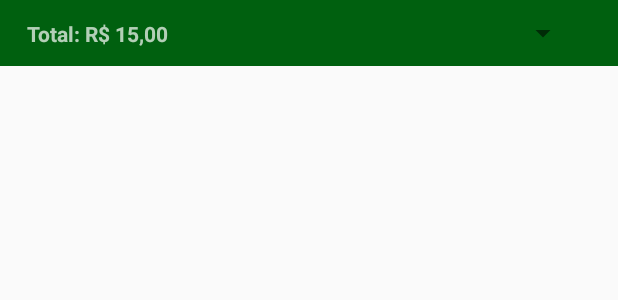
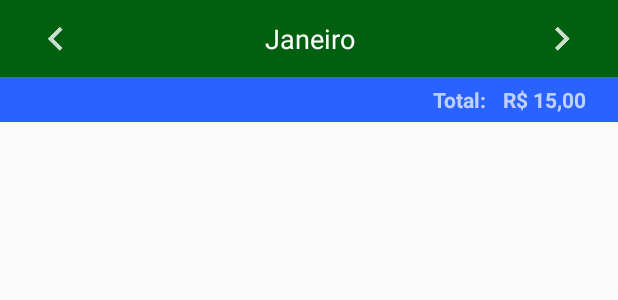
Before and after one commit to adilson-utiama/financasok, an Android app: the layout fragment_receitas.xml on its own in the app's theme, with its tools: preview values and no code run, on a phone screen of 412 x 824 dp. Shown: the top 300 px of the screen. Run offline under Robolectric (Android 15) with nearby library versions, the phone set to English and light mode, and no system bars; Roboto replaces fonts that are not available here.

Commit message:
Mudanca no layout de lista receitas

```diff
--- a/app/src/main/res/layout/fragment_receitas.xml
+++ b/app/src/main/res/layout/fragment_receitas.xml
@@ -1,5 +1,6 @@
 <?xml version="1.0" encoding="utf-8"?>
 <android.support.v7.widget.LinearLayoutCompat xmlns:android="http://schemas.android.com/apk/res/android"
+    xmlns:tools="http://schemas.android.com/tools"
     android:layout_width="match_parent"
     android:layout_height="match_parent"
     xmlns:app="http://schemas.android.com/apk/res-auto"
@@ -8,42 +9,76 @@
     <android.support.constraint.ConstraintLayout
         android:layout_width="match_parent"
         android:layout_height="wrap_content"
-        android:background="@color/colorPrimaryDark"
-        android:padding="10dp"
+        android:padding="5dp"
+        android:background="@color/colorPrimaryDark">
+
+        <ImageView
+            android:id="@+id/receitas_arrow_left"
+            android:layout_width="wrap_content"
+            android:layout_height="wrap_content"
+            android:layout_marginStart="16dp"
+            android:src="@drawable/ic_arrow_left"
+            app:layout_constraintBottom_toBottomOf="@+id/receitas_tx_center_mes_sel"
+            app:layout_constraintStart_toStartOf="parent"
+            app:layout_constraintTop_toTopOf="@+id/receitas_tx_center_mes_sel" />
+
+        <TextView
+            android:id="@+id/receitas_tx_center_mes_sel"
+            android:layout_width="0dp"
+            android:layout_height="wrap_content"
+            android:layout_marginBottom="8dp"
+            android:layout_marginEnd="16dp"
+            android:layout_marginStart="16dp"
+            android:layout_marginTop="8dp"
+            android:text="Janeiro"
+            android:textAlignment="center"
+            android:textColor="@android:color/white"
+            android:textSize="18sp"
+            app:layout_constraintBottom_toBottomOf="parent"
+            app:layout_constraintEnd_toStartOf="@+id/receitas_arrow_right"
+            app:layout_constraintStart_toEndOf="@+id/receitas_arrow_left"
+            app:layout_constraintTop_toTopOf="parent" />
+
+        <ImageView
+            android:id="@+id/receitas_arrow_right"
+            android:layout_width="wrap_content"
+            android:layout_height="wrap_content"
+            android:layout_marginEnd="16dp"
+            android:src="@drawable/ic_arrow_right"
+            app:layout_constraintBottom_toBottomOf="@+id/receitas_tx_center_mes_sel"
+            app:layout_constraintEnd_toEndOf="parent"
+            app:layout_constraintTop_toTopOf="@+id/receitas_tx_center_mes_sel" />
+
+    </android.support.constraint.ConstraintLayout>
+
+    <android.support.constraint.ConstraintLayout
+        android:layout_width="match_parent"
+        android:layout_height="wrap_content"
+        android:background="@color/receita"
+        android:padding="5dp"
         android:theme="@style/ThemeOverlay.AppCompat.Dark">
 
         <TextView
             android:id="@+id/text_total_receita"
             android:layout_width="wrap_content"
             android:layout_height="wrap_content"
-            android:layout_marginStart="8dp"
+            android:layout_marginEnd="8dp"
             android:text="Total: "
             android:textStyle="bold"
             app:layout_constraintBottom_toBottomOf="parent"
-            app:layout_constraintStart_toStartOf="parent"
+            app:layout_constraintEnd_toStartOf="@+id/textview_total_receita"
             app:layout_constraintTop_toTopOf="parent" />
 
         <TextView
             android:id="@+id/textview_total_receita"
             android:layout_width="wrap_content"
             android:layout_height="wrap_content"
+            android:layout_marginEnd="16dp"
             android:text="R$ 15,00"
             android:textStyle="bold"
             app:layout_constraintBottom_toBottomOf="@+id/text_total_receita"
-            app:layout_constraintStart_toEndOf="@+id/text_total_receita"
+            app:layout_constraintEnd_toEndOf="parent"
             app:layout_constraintTop_toTopOf="@+id/text_total_receita" />
-
-        <android.support.v7.widget.AppCompatSpinner
-            android:id="@+id/spinner_mes"
-            android:layout_width="wrap_content"
-            android:layout_height="wrap_content"
-            android:layout_marginEnd="16dp"
-            android:spinnerMode="dropdown"
-            android:textAlignment="textEnd"
-            android:theme="@style/ThemeOverlay.AppCompat.Light"
-            app:layout_constraintBottom_toBottomOf="parent"
-            app:layout_constraintEnd_toEndOf="parent"
-            app:layout_constraintTop_toTopOf="parent" />
 
     </android.support.constraint.ConstraintLayout>
 
```
Also changed, not shown: app/src/main/java/com/asuprojects/walletok/fragments/ReceitasFragment.java (+56 -26 lines), app/src/main/java/com/asuprojects/walletok/fragments/ResumoFragment.java (+3 -24 lines), app/src/main/res/layout/fragment_resumo.xml (+9 -9 lines).
